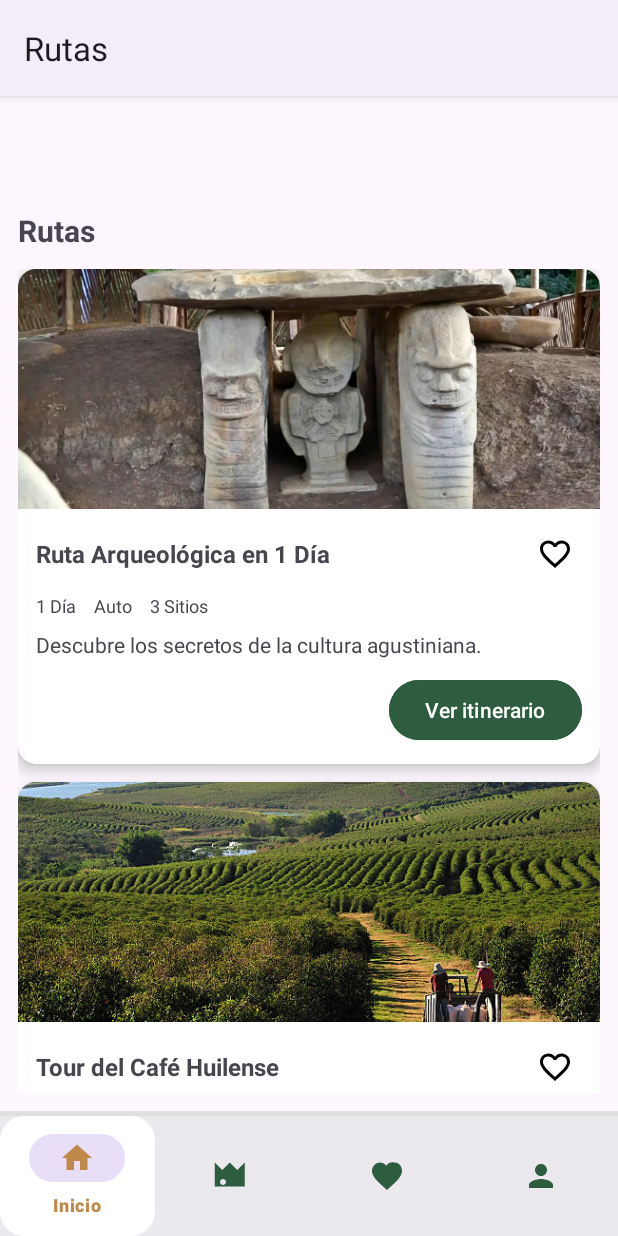
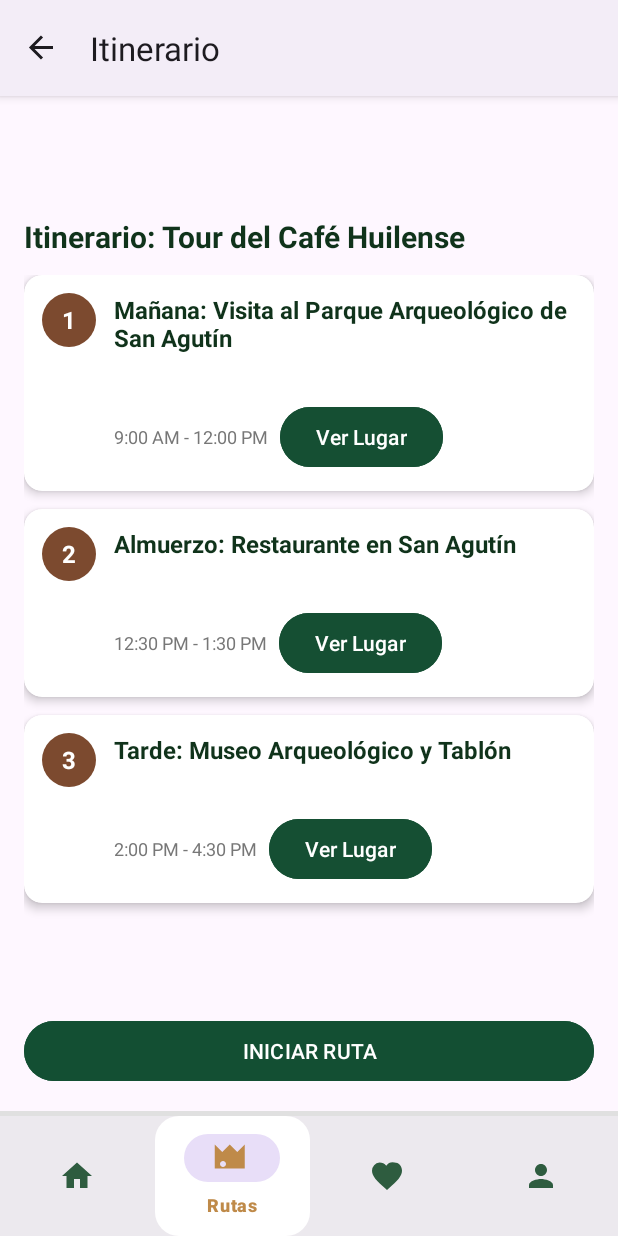
Before and after one commit to NicolasCeronDev/Huila-Travel, an Android app: the RutasFragment screen opened through its navigation route, after a tap on "Tour del Café Huilense", on a phone screen of 412 x 824 dp. Run offline under Robolectric (Android 15) with nearby library versions, the phone set to English and light mode, and no system bars; our stand-ins replace navigation-ui; 2 other taps on this screen came first.

Commit message:
cambios para usar la rama de rutas y ruras intinerario

```diff
--- a/app/src/main/java/com/appsnicolas/huilatravel/ui/rutas/RutasFragment.kt
+++ b/app/src/main/java/com/appsnicolas/huilatravel/ui/rutas/RutasFragment.kt
@@ -4,7 +4,10 @@ import android.os.Bundle
 import android.view.LayoutInflater
 import android.view.View
 import android.view.ViewGroup
+import androidx.core.os.bundleOf
 import androidx.fragment.app.Fragment
+import androidx.navigation.fragment.findNavController
+import com.appsnicolas.huilatravel.R
 import androidx.recyclerview.widget.LinearLayoutManager
 import com.appsnicolas.huilatravel.route.SampleData
 import com.appsnicolas.huilatravel.databinding.FragmentRutasBinding
@@ -28,6 +31,11 @@ class RutasFragment : Fragment() {
         super.onViewCreated(view, savedInstanceState)
 
         adapter = RoutesAdapter { route ->
+            val bundle = bundleOf(
+                "routeId" to route.id,
+                "routeTitle" to route.title
+            )
+            findNavController().navigate(R.id.navigation_itinerario, bundle)
         }
 
         binding.recyclerRutas.layoutManager = LinearLayoutManager(requireContext())
--- /dev/null
+++ b/app/src/main/java/com/appsnicolas/huilatravel/ui/rutasItenerario/ItinerarioFragment.kt
@@ -0,0 +1,45 @@
+package com.appsnicolas.huilatravel.ui.rutasItenerario
+
+import android.os.Bundle
+import android.view.LayoutInflater
+import android.view.View
+import android.view.ViewGroup
+import android.widget.Toast
+import androidx.fragment.app.Fragment
+import androidx.recyclerview.widget.LinearLayoutManager
+import com.appsnicolas.huilatravel.databinding.FragmentItinerarioBinding
+
+class ItinerarioFragment : Fragment() {
+
+    private var _binding: FragmentItinerarioBinding? = null
+    private val binding get() = _binding!!
+    private lateinit var adapter: ItineraryAdapter
+
+    override fun onCreateView(inflater: LayoutInflater, container: ViewGroup?, savedInstanceState: Bundle?): View {
+        _binding = FragmentItinerarioBinding.inflate(inflater, container, false)
+        return binding.root
+    }
+
+    override fun onViewCreated(view: View, savedInstanceState: Bundle?) {
+        super.onViewCreated(view, savedInstanceState)
+
+        val routeTitle = arguments?.getString("routeTitle") ?: "Ruta"
+        binding.tvTitleItinerario.text = "Itinerario: $routeTitle"
+
+        adapter = ItineraryAdapter { step ->
+            Toast.makeText(requireContext(), "Ver lugar: ${step.title}", Toast.LENGTH_SHORT).show()
+        }
+        binding.rvItinerary.layoutManager = LinearLayoutManager(requireContext())
+        binding.rvItinerary.adapter = adapter
+        adapter.submitList(SampleItinerary.steps)
+
+        binding.btnStartRoute.setOnClickListener {
+            Toast.makeText(requireContext(), "Ruta iniciada", Toast.LENGTH_SHORT).show()
+        }
+    }
+
+    override fun onDestroyView() {
+        super.onDestroyView()
+        _binding = null
+    }
+}
--- /dev/null
+++ b/app/src/main/java/com/appsnicolas/huilatravel/ui/rutasItenerario/ItineraryAdapter.kt
@@ -0,0 +1,39 @@
+package com.appsnicolas.huilatravel.ui.rutasItenerario
+
+import android.view.LayoutInflater
+import android.view.ViewGroup
+import androidx.recyclerview.widget.DiffUtil
+import androidx.recyclerview.widget.ListAdapter
+import androidx.recyclerview.widget.RecyclerView
+import com.appsnicolas.huilatravel.databinding.ItemItinerarioBinding
+
+class ItineraryAdapter(
+    private val onVerLugarClick: (ItineraryStep) -> Unit
+) : ListAdapter<ItineraryStep, ItineraryAdapter.StepViewHolder>(DIFF) {
+
+    companion object {
+        private val DIFF = object : DiffUtil.ItemCallback<ItineraryStep>() {
+            override fun areItemsTheSame(oldItem: ItineraryStep, newItem: ItineraryStep) = oldItem.id == newItem.id
+            override fun areContentsTheSame(oldItem: ItineraryStep, newItem: ItineraryStep) = oldItem == newItem
+        }
+    }
+
+    override fun onCreateViewHolder(parent: ViewGroup, viewType: Int): StepViewHolder {
+        val binding = ItemItinerarioBinding.inflate(LayoutInflater.from(parent.context), parent, false)
+        return StepViewHolder(binding)
+    }
+
+    override fun onBindViewHolder(holder: StepViewHolder, position: Int) {
+        holder.bind(getItem(position))
+    }
+
+    inner class StepViewHolder(private val b: ItemItinerarioBinding) : RecyclerView.ViewHolder(b.root) {
+        fun bind(step: ItineraryStep) {
+            b.tvStepNumber.text = step.number.toString()
+            b.tvStepTitle.text = step.title
+            b.tvStepSubtitle.text = step.subtitle
+            b.tvStepTime.text = step.timeRange
+            b.btnVerLugar.setOnClickListener { onVerLugarClick(step) }
+        }
+    }
+}
--- /dev/null
+++ b/app/src/main/java/com/appsnicolas/huilatravel/ui/rutasItenerario/ItineraryStep.kt
@@ -0,0 +1,9 @@
+package com.appsnicolas.huilatravel.ui.rutasItenerario
+
+data class ItineraryStep(
+    val id: Int,
+    val number: Int,
+    val title: String,
+    val subtitle: String,
+    val timeRange: String
+)
--- /dev/null
+++ b/app/src/main/java/com/appsnicolas/huilatravel/ui/rutasItenerario/SampleItinerary.kt
@@ -0,0 +1,27 @@
+package com.appsnicolas.huilatravel.ui.rutasItenerario
+
+object SampleItinerary {
+    val steps = listOf(
+        ItineraryStep(
+            id = 1,
+            number = 1,
+            title = "Mañana: Visita al Parque Arqueológico de San Agutín",
+            subtitle = "",
+            timeRange = "9:00 AM - 12:00 PM"
+        ),
+        ItineraryStep(
+            id = 2,
+            number = 2,
+            title = "Almuerzo: Restaurante en San Agutín",
+            subtitle = "",
+            timeRange = "12:30 PM - 1:30 PM"
+        ),
+        ItineraryStep(
+            id = 3,
+            number = 3,
+            title = "Tarde: Museo Arqueológico y Tablón",
+            subtitle = "",
+            timeRange = "2:00 PM - 4:30 PM"
+        )
+    )
+}
--- /dev/null
+++ b/app/src/main/res/layout/fragment_itinerario.xml
@@ -0,0 +1,46 @@
+<?xml version="1.0" encoding="utf-8"?>
+<androidx.constraintlayout.widget.ConstraintLayout
+    xmlns:android="http://schemas.android.com/apk/res/android"
+    xmlns:app="http://schemas.android.com/apk/res-auto"
+    android:id="@+id/fragment_itinerario"
+    android:layout_width="match_parent"
+    android:layout_height="match_parent"
+    android:padding="16dp">
+
+    <TextView
+        android:id="@+id/tvTitleItinerario"
+        android:layout_width="0dp"
+        android:layout_height="wrap_content"
+        android:text="Itinerario: Ruta Arqueológica en 1 Día"
+        android:textSize="20sp"
+        android:textStyle="bold"
+        android:textColor="#10331B"
+        app:layout_constraintTop_toTopOf="parent"
+        app:layout_constraintStart_toStartOf="parent"
+        app:layout_constraintEnd_toEndOf="parent"/>
+
+    <androidx.recyclerview.widget.RecyclerView
+        android:id="@+id/rvItinerary"
+        android:layout_width="0dp"
+        android:layout_height="0dp"
+        android:layout_marginTop="12dp"
+        app:layoutManager="androidx.recyclerview.widget.LinearLayoutManager"
+        app:layout_constraintTop_toBottomOf="@id/tvTitleItinerario"
+        app:layout_constraintBottom_toTopOf="@id/btnStartRoute"
+        app:layout_constraintStart_toStartOf="parent"
+        app:layout_constraintEnd_toEndOf="parent"/>
+
+    <Button
+        android:id="@+id/btnStartRoute"
+        android:layout_width="0dp"
+        android:layout_height="48dp"
+        android:text="INICIAR RUTA"
+        android:textAllCaps="true"
+        android:backgroundTint="#134F33"
+        android:textColor="@android:color/white"
+        android:layout_marginTop="12dp"
+        app:layout_constraintBottom_toBottomOf="parent"
+        app:layout_constraintStart_toStartOf="parent"
+        app:layout_constraintEnd_toEndOf="parent"/>
+
+</androidx.constraintlayout.widget.ConstraintLayout>
--- /dev/null
+++ b/app/src/main/res/layout/item_itinerario.xml
@@ -0,0 +1,85 @@
+<?xml version="1.0" encoding="utf-8"?>
+<androidx.cardview.widget.CardView
+    xmlns:android="http://schemas.android.com/apk/res/android"
+    xmlns:card_view="http://schemas.android.com/apk/res-auto"
+    android:layout_width="match_parent"
+    android:layout_height="wrap_content"
+    android:layout_marginBottom="12dp"
+    card_view:cardCornerRadius="12dp"
+    card_view:cardElevation="4dp">
+
+    <LinearLayout
+        android:layout_width="match_parent"
+        android:layout_height="wrap_content"
+        android:orientation="horizontal"
+        android:padding="12dp">
+
+        <TextView
+            android:id="@+id/tvStepNumber"
+            android:layout_width="36dp"
+            android:layout_height="36dp"
+            android:gravity="center"
+            android:text="1"
+            android:textStyle="bold"
+            android:textColor="@android:color/white"
+            android:backgroundTint="#7C4A2F"
+            android:background="@drawable/circle_bg"
+            android:textSize="16sp"/>
+
+        <LinearLayout
+            android:layout_width="0dp"
+            android:layout_height="wrap_content"
+            android:orientation="vertical"
+            android:layout_marginStart="12dp"
+            android:layout_weight="1">
+
+            <TextView
+                android:id="@+id/tvStepTitle"
+                android:layout_width="match_parent"
+                android:layout_height="wrap_content"
+                android:text="Mañana: Visita..."
+                android:textSize="16sp"
+                android:textStyle="bold"
+                android:textColor="#10331B"/>
+
+            <TextView
+                android:id="@+id/tvStepSubtitle"
+                android:layout_width="match_parent"
+                android:layout_height="wrap_content"
+                android:text=""
+                android:textSize="14sp"
+                android:textColor="#555555"
+                android:layout_marginTop="4dp"/>
+
+            <LinearLayout
+                android:layout_width="match_parent"
+                android:layout_height="wrap_content"
+                android:orientation="horizontal"
+                android:layout_marginTop="8dp"
+                android:gravity="center_vertical">
+
+                <TextView
+                    android:id="@+id/tvStepTime"
+                    android:layout_width="wrap_content"
+                    android:layout_height="wrap_content"
+                    android:text="9:00 AM - 12:00 PM"
+                    android:textSize="12sp"
+                    android:textColor="#777777"/>
+
+                <Space
+                    android:layout_width="8dp"
+                    android:layout_height="wrap_content" />
+
+                <Button
+                    android:id="@+id/btnVerLugar"
+                    android:layout_width="wrap_content"
+                    android:layout_height="48dp"
+                    android:text="Ver Lugar"
+                    android:textAllCaps="false"
+                    android:backgroundTint="#154F33"
+                    android:textColor="@android:color/white"
+                    android:layout_gravity="end"/>
+            </LinearLayout>
+        </LinearLayout>
+    </LinearLayout>
+</androidx.cardview.widget.CardView>
--- a/app/src/main/res/layout/item_route.xml
+++ b/app/src/main/res/layout/item_route.xml
@@ -43,8 +43,8 @@
 
                 <ImageButton
                     android:id="@+id/btnFavorite"
-                    android:layout_width="36dp"
-                    android:layout_height="36dp"
+                    android:layout_width="48dp"
+                    android:layout_height="48dp"
                     android:background="?attr/selectableItemBackgroundBorderless"
                     android:src="@drawable/ic_favorite_border"
                     android:contentDescription="@string/favorite"/>
@@ -100,8 +100,7 @@
                     android:layout_width="wrap_content"
                     android:layout_height="wrap_content"
                     android:text="Ver itinerario"
-                    android:backgroundTint="?attr/colorPrimary"
-                    android:textColor="@android:color/white"/>
+                    android:visibility="gone" />
             </LinearLayout>
 
         </LinearLayout>
--- a/app/src/main/res/navigation/mobile_navigation.xml
+++ b/app/src/main/res/navigation/mobile_navigation.xml
@@ -15,7 +15,12 @@
         android:id="@+id/navigation_rutas"
         android:name="com.appsnicolas.huilatravel.ui.rutas.RutasFragment"
         android:label="@string/title_rutas"
-        tools:layout="@layout/fragment_rutas" />
+        tools:layout="@layout/fragment_rutas">
+        <!-- Acción para ir al itinerario -->
+        <action
+            android:id="@+id/action_rutas_to_itinerario"
+            app:destination="@id/navigation_itinerario" />
+    </fragment>
 
     <fragment
         android:id="@+id/navigation_favoritos"
@@ -28,4 +33,16 @@
         android:name="com.appsnicolas.huilatravel.ui.perfil.PerfilFragment"
         android:label="@string/title_perfil"
         tools:layout="@layout/fragment_perfil" />
+
+    <fragment
+        android:id="@+id/navigation_itinerario"
+        android:name="com.appsnicolas.huilatravel.ui.rutasItenerario.ItinerarioFragment"
+        android:label="Itinerario"
+        tools:layout="@layout/fragment_itinerario">
+        <argument
+            android:name="routeTitle"
+            app:argType="string"
+            android:defaultValue="Ruta" />
+    </fragment>
+
 </navigation>
--- a/app/src/main/res/values/strings.xml
+++ b/app/src/main/res/values/strings.xml
@@ -13,6 +13,10 @@
     <string name="iniciar_sesion">Iniciar sesión</string>
     <string name="hero_image_description">Hero image</string>
 
+    <string name="itinerary_title">Itinerario: Ruta Arqueológica en 1 Día</string>
+    <string name="ver_lugar">Ver Lugar</string>
+    <string name="iniciar_ruta">INICIAR RUTA</string>
+
     <!-- TODO: Remove or change this placeholder text -->
     <string name="hello_blank_fragment">Hello blank fragment</string>
 </resources>
```
